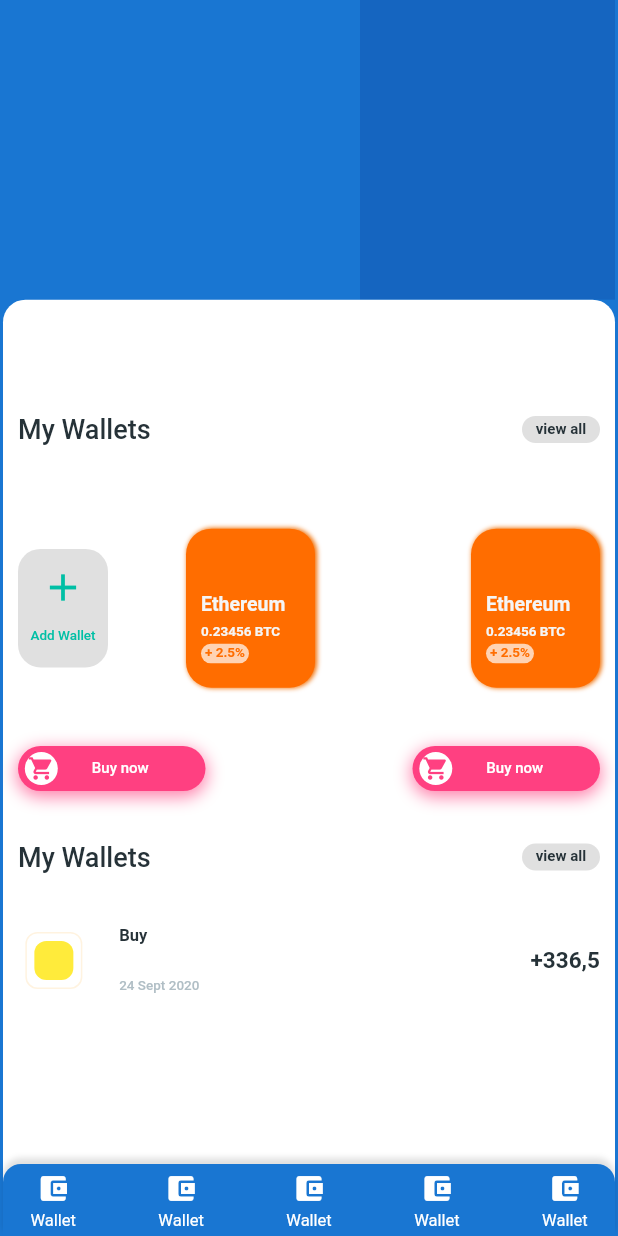
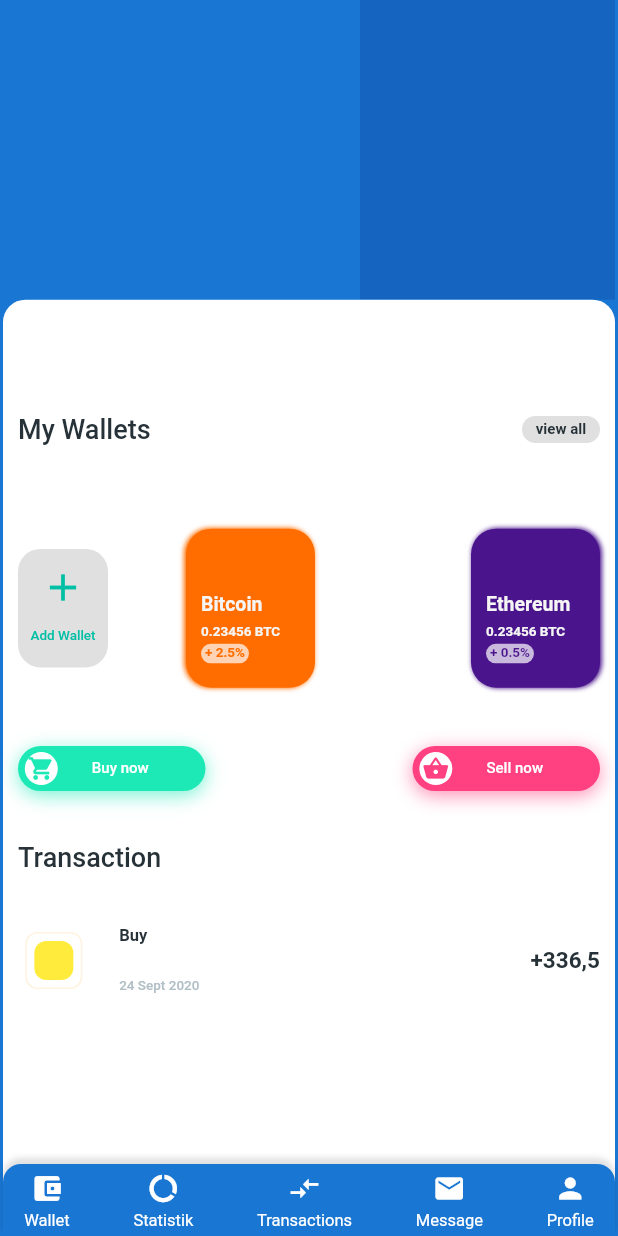
Before and after one commit to Jaumeavinyo/Flutter-Apps, a Flutter app: the screen it shows after launch, on a phone screen of 412 x 824 dp. Run offline on Flutter 3.47's test engine with Material 2 defaults, Android fonts, the phone set to English and light mode, and no system bars.

Commit message:
Widgets Receive Input

```diff
--- a/HELLO_FLATTER/lib/App.dart
+++ b/HELLO_FLATTER/lib/App.dart
@@ -16,7 +16,7 @@
   @override
   Widget build(BuildContext context) {
     return Scaffold(
-      backgroundColor: Colors.blue.shade700,
+      backgroundColor: Colors.blue[700],
       body: SafeArea(
         child: Padding(
           padding: EdgeInsets.symmetric(
@@ -32,7 +32,7 @@
                       mainAxisAlignment: MainAxisAlignment.end,
                       children: [
                         Container(
-                          color: Colors.blue.shade800,
+                          color: Colors.blue[800],
                           width: 170,
                         ),
                       ],
@@ -57,28 +57,55 @@
                         child: Column(
                           mainAxisAlignment: MainAxisAlignment.start,
                           children: [
-                            Title(),
+                            Title(text: "My Wallets"),
                             Spacer(flex: 20),
                             Row(
                               mainAxisAlignment: MainAxisAlignment.center,
                               children: [
                                 AddWallet(),
                                 Spacer(flex: 1),
-                                Wallet(),
+                                Wallet(
+                                  color: Colors.orangeAccent[700],
+                                  currency: "Bitcoin",
+                                  quantity: 0.23456,
+                                  percentage: 2.5,
+                                  isPositive: true,
+                                  isShadowLeft: true,
+                                  isShadowRight: false,
+                                ),
                                 Spacer(flex: 2),
-                                Wallet(),
+                                Wallet(
+                                  color: Colors.purple[900],
+                                  currency: "Ethereum",
+                                  quantity: 0.23456,
+                                  percentage: 0.5,
+                                  isPositive: true,
+                                  isShadowLeft: false,
+                                  isShadowRight: true,
+                                ),
                               ],
                             ),
                             Spacer(flex: 14),
                             Row(
                               mainAxisAlignment: MainAxisAlignment.spaceBetween,
                               children: [
-                                TransactionButton(),
-                                TransactionButton(),
+                                TransactionButton(
+                                  color: Colors.tealAccent[400],
+                                  action: 'Buy',
+                                  icon: Icons.shopping_cart,
+                                ),
+                                TransactionButton(
+                                  color: Colors.pinkAccent[200],
+                                  action: 'Sell',
+                                  icon: Icons.shopping_basket,
+                                ),
                               ],
                             ),
                             Spacer(flex: 12),
-                            Title(),
+                            Title(
+                              text: "Transaction",
+                              hasViewAll: false,
+                            ),
                             Spacer(flex: 5),
                             Expanded(
                               flex: 32,
@@ -99,7 +126,7 @@
                     child: Container(
                       height: 48,
                       decoration: BoxDecoration(
-                        color: Colors.blue.shade700,
+                        color: Colors.blue[700],
                         borderRadius: BorderRadius.only(
                           topLeft: Radius.circular(12),
                           topRight: Radius.circular(12),
@@ -118,15 +145,30 @@
                     mainAxisAlignment: MainAxisAlignment.spaceBetween,
                     children: [
                       Spacer(),
-                      BarButton(),
+                      BarButton(
+                        icon: Icons.account_balance_wallet,
+                        text: "Wallet",
+                      ),
                       Spacer(flex: 3),
-                      BarButton(),
+                      BarButton(
+                        icon: Icons.data_usage,
+                        text: "Statistik",
+                      ),
                       Spacer(flex: 3),
-                      BarButton(),
+                      BarButton(
+                        icon: Icons.compare_arrows,
+                        text: "Transactions",
+                      ),
                       Spacer(flex: 3),
-                      BarButton(),
+                      BarButton(
+                        icon: Icons.mail,
+                        text: "Message",
+                      ),
                       Spacer(flex: 3),
-                      BarButton(),
+                      BarButton(
+                        icon: Icons.person,
+                        text: "Profile",
+                      ),
                       Spacer(),
                     ],
                   ),
@@ -143,9 +185,13 @@
 //_____________________________________________________________________________
 
 class BarButton extends StatelessWidget {
+  final IconData icon;
+  final String text;
+
   const BarButton({
-    Key key,
-  }) : super(key: key);
+    @required this.icon,
+    @required this.text,
+  });
 
   @override
   Widget build(BuildContext context) {
@@ -154,13 +200,13 @@
       children: [
         Spacer(flex: 200),
         Icon(
-          Icons.account_balance_wallet,
+          icon,
           size: 22,
           color: Colors.white,
         ),
         Spacer(),
         Text(
-          'Wallet',
+          text,
           style: TextStyle(
             color: Colors.white,
             fontSize: 11,
@@ -195,7 +241,7 @@
               Radius.circular(8),
             ),
             border: Border.all(
-              color: Colors.orange.shade50,
+              color: Colors.orange[50],
               width: 1,
             ),
           ),
@@ -222,7 +268,7 @@
               child: Text(
                 'Buy',
                 style: TextStyle(
-                  color: Colors.blueGrey.shade900,
+                  color: Colors.blueGrey[900],
                   fontSize: 11,
                   fontWeight: FontWeight.w700,
                 ),
@@ -233,7 +279,7 @@
               child: Text(
                 '24 Sept 2020',
                 style: TextStyle(
-                  color: Colors.blueGrey.shade200,
+                  color: Colors.blueGrey[200],
                   fontSize: 9,
                   fontWeight: FontWeight.w500,
                 ),
@@ -245,7 +291,7 @@
         Text(
           '+336,5',
           style: TextStyle(
-            color: Colors.blueGrey.shade900,
+            color: Colors.blueGrey[900],
             fontSize: 15,
             fontWeight: FontWeight.w700,
           ),
@@ -258,26 +304,33 @@
 //_____________________________________________________________________________
 
 class TransactionButton extends StatelessWidget {
+  final Color color;
+  final String action;
+  final IconData icon;
+
   const TransactionButton({
-    Key key,
-  }) : super(key: key);
+    @required this.color,
+    @required this.action,
+    @required this.icon,
+  });
 
   @override
   Widget build(BuildContext context) {
+    Color shadowcolor = color.withAlpha(150);
+
     return Container(
       height: 30,
       width: 125,
       decoration: BoxDecoration(
-        color: Colors.pinkAccent.shade200,
+        color: color,
         borderRadius: BorderRadius.all(
           Radius.circular(17),
         ),
         boxShadow: [
           BoxShadow(
-            color: Colors.pinkAccent.shade100,
-            spreadRadius: 1,
+            color: shadowcolor,
             offset: Offset(0, 3),
-            blurRadius: 9,
+            blurRadius: 10,
           ),
         ],
       ),
@@ -293,14 +346,14 @@
               borderRadius: BorderRadius.circular(15),
             ),
             child: Icon(
-              Icons.shopping_cart,
+              icon,
               size: 18,
-              color: Colors.pinkAccent.shade200,
+              color: color,
             ),
           ),
           Spacer(flex: 15),
           Text(
-            'Buy now',
+            '$action now',
             style: TextStyle(
               color: Colors.white,
               fontSize: 10,
@@ -317,24 +370,48 @@
 //_____________________________________________________________________________
 
 class Wallet extends StatelessWidget {
+  final Color color;
+  final String currency;
+  final double quantity;
+  final double percentage;
+  final bool isPositive;
+  final bool isShadowRight;
+  final bool isShadowLeft;
+
   const Wallet({
-    Key key,
-  }) : super(key: key);
+    @required this.color,
+    @required this.currency,
+    @required this.quantity,
+    @required this.percentage,
+    @required this.isPositive,
+    @required this.isShadowRight,
+    @required this.isShadowLeft,
+  });
 
   @override
   Widget build(BuildContext context) {
+    String sign = '-';
+    if (isPositive) {
+      sign = '+';
+    }
+    double dxshadow = 0;
+    if (isShadowRight) {
+      dxshadow = 1;
+    } else if (isShadowLeft) {
+      dxshadow = -1;
+    }
     return Container(
       height: 106,
       width: 86,
       decoration: BoxDecoration(
-        color: Colors.orangeAccent.shade700,
+        color: color,
         borderRadius: BorderRadius.all(
           Radius.circular(17),
         ),
         boxShadow: [
           BoxShadow(
-            color: Colors.orange.shade800,
-            offset: Offset(1, 0),
+            color: color,
+            offset: Offset(dxshadow, 0),
             blurRadius: 2,
           ),
         ],
@@ -347,18 +424,18 @@
           children: [
             Spacer(flex: 40),
             Text(
-              'Ethereum',
+              currency,
               style: TextStyle(
-                color: Colors.grey.shade100,
+                color: Colors.grey[100],
                 fontSize: 13,
                 fontWeight: FontWeight.w700,
               ),
             ),
             Spacer(flex: 5),
             Text(
-              '0.23456 BTC',
+              '$quantity BTC',
               style: TextStyle(
-                color: Colors.grey.shade100,
+                color: Colors.grey[100],
                 fontSize: 9,
                 fontWeight: FontWeight.w600,
               ),
@@ -375,9 +452,9 @@
               ),
               child: Center(
                 child: Text(
-                  '+ 2.5%',
+                  '$sign $percentage%',
                   style: TextStyle(
-                    color: Colors.orangeAccent.shade700,
+                    color: color,
                     fontSize: 9,
                     fontWeight: FontWeight.w600,
                   ),
@@ -417,13 +494,13 @@
           Icon(
             Icons.add,
             size: 30,
-            color: Colors.tealAccent.shade700,
+            color: Colors.tealAccent[700],
           ),
           Spacer(flex: 20),
           Text(
             'Add Wallet',
             style: TextStyle(
-              color: Colors.tealAccent.shade700,
+              color: Colors.tealAccent[700],
               fontSize: 9,
               fontWeight: FontWeight.w500,
             ),
@@ -438,9 +515,13 @@
 //_____________________________________________________________________________
 
 class Title extends StatelessWidget {
+  final String text;
+  final bool hasViewAll;
+
   const Title({
-    Key key,
-  }) : super(key: key);
+    @required this.text,
+    this.hasViewAll = true,
+  });
 
   @override
   Widget build(BuildContext context) {
@@ -448,13 +529,14 @@
       mainAxisAlignment: MainAxisAlignment.spaceBetween,
       children: [
         Text(
-          'My Wallets',
+          text,
           style: TextStyle(
-            color: Colors.blueGrey.shade900,
+            color: Colors.blueGrey[900],
             fontSize: 18,
             fontWeight: FontWeight.w500,
           ),
         ),
+        if (hasViewAll)
           Container(
             height: 18,
             width: 52,
@@ -468,9 +550,9 @@
               child: Text(
                 'view all',
                 style: TextStyle(
-                color: Colors.blueGrey.shade900,
+                  color: Colors.blueGrey[900],
                   fontSize: 10,
-                fontWeight: FontWeight.w600,
+                  fontWeight: FontWeight.w700,
                 ),
               ),
             ),
```
Lines whose indentation alone changed are shown as unchanged.
